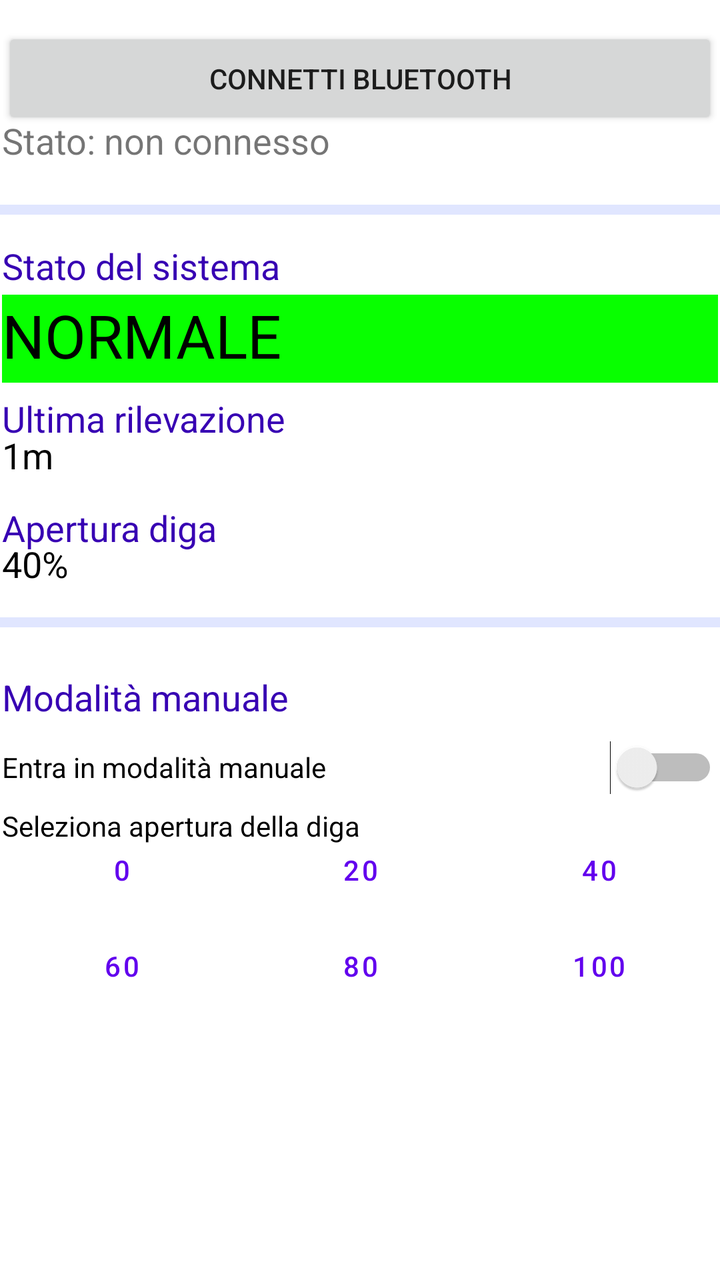
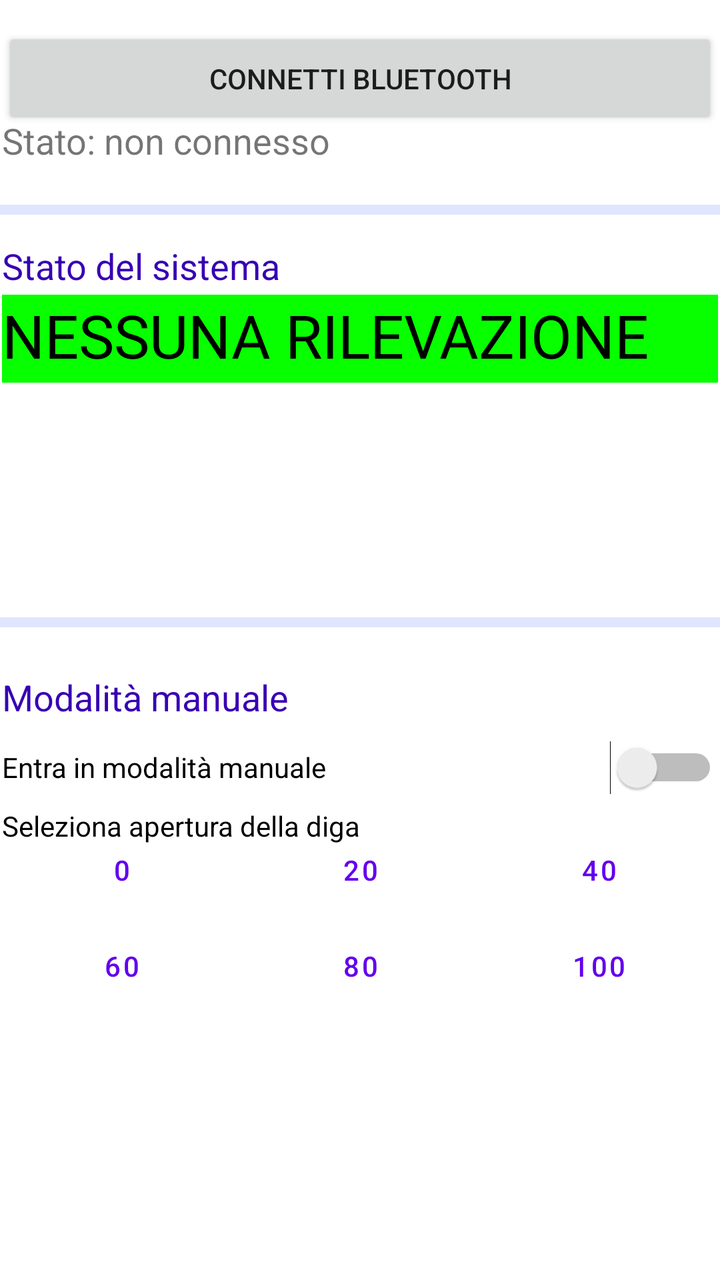

Compare the two renders of this Android layout. The source of the first and the diff that turns it into the second are given below.
<!-- AndroidManifest.xml: application theme Theme.DamMobileApp -->
<!-- res/layout/activity_main.xml -->
<?xml version="1.0" encoding="utf-8"?>

<androidx.constraintlayout.widget.ConstraintLayout xmlns:android="http://schemas.android.com/apk/res/android"
    xmlns:app="http://schemas.android.com/apk/res-auto"
    xmlns:tools="http://schemas.android.com/tools"
    android:layout_width="match_parent"
    android:layout_height="match_parent"
    android:layout_margin="5dp"
    android:backgroundTint="@color/purple_700"
    android:orientation="vertical"
    tools:context=".MainActivity">

    <Button
        android:id="@+id/connect_bluetooth_button"
        android:layout_width="358dp"
        android:layout_height="51dp"
        android:text="@string/connect_bluetooth"
        android:textColorLink="#FFFFFF"
        app:layout_constraintBottom_toBottomOf="parent"
        app:layout_constraintEnd_toEndOf="parent"
        app:layout_constraintHorizontal_bias="0.431"
        app:layout_constraintStart_toStartOf="parent"
        app:layout_constraintTop_toTopOf="parent"
        app:layout_constraintVertical_bias="0.023" />

    <TextView
        android:id="@+id/bluetooth_state_label"
        android:layout_width="358dp"
        android:layout_height="24dp"
        android:text="@string/connection_state"
        android:textSize="18sp"
        app:layout_constraintBottom_toBottomOf="parent"
        app:layout_constraintEnd_toEndOf="parent"
        app:layout_constraintHorizontal_bias="0.431"
        app:layout_constraintStart_toStartOf="parent"
        app:layout_constraintTop_toTopOf="parent"
        app:layout_constraintVertical_bias="0.094" />

    <View
        android:id="@+id/divider"
        android:layout_width="match_parent"
        android:layout_height="5dp"
        android:background="?android:attr/listDivider"
        android:backgroundTint="#0037FF"
        android:foregroundTint="#FFFFFF"
        app:layout_constraintBottom_toBottomOf="parent"
        app:layout_constraintEnd_toEndOf="parent"
        app:layout_constraintHorizontal_bias="0.0"
        app:layout_constraintStart_toStartOf="parent"
        app:layout_constraintTop_toTopOf="parent"
        app:layout_constraintVertical_bias="0.161" />

    <TextView
        android:id="@+id/state_label"
        android:layout_width="358dp"
        android:layout_height="31dp"
        android:shadowColor="#FFFFFF"
        android:text="@string/dam_state_title"
        android:textColor="@color/purple_700"
        android:textSize="18sp"
        app:layout_constraintBottom_toBottomOf="parent"
        app:layout_constraintEnd_toEndOf="parent"
        app:layout_constraintHorizontal_bias="0.431"
        app:layout_constraintStart_toStartOf="parent"
        app:layout_constraintTop_toTopOf="parent"
        app:layout_constraintVertical_bias="0.198" />

    <TextView
        android:id="@+id/current_state_label"
        android:layout_width="358dp"
        android:layout_height="44dp"
        android:background="#08FF00"
        android:text="@string/dam_state"
        android:textAlignment="center"
        android:textColor="#000000"
        android:textSize="30sp"
        app:layout_constraintBottom_toBottomOf="parent"
        app:layout_constraintEnd_toEndOf="parent"
        app:layout_constraintHorizontal_bias="0.431"
        app:layout_constraintStart_toStartOf="parent"
        app:layout_constraintTop_toTopOf="parent"
        app:layout_constraintVertical_bias="0.247" />

    <View
        android:id="@+id/divider2"
        android:layout_width="match_parent"
        android:layout_height="5dp"
        android:background="?android:attr/listDivider"
        android:backgroundTint="#0037FF"
        android:foregroundTint="#FFFFFF"
        app:layout_constraintBottom_toBottomOf="parent"
        app:layout_constraintEnd_toEndOf="parent"
        app:layout_constraintHorizontal_bias="0.0"
        app:layout_constraintStart_toStartOf="parent"
        app:layout_constraintTop_toTopOf="parent"
        app:layout_constraintVertical_bias="0.486" />

    <Switch
        android:id="@+id/manual_mode_switch"
        android:layout_width="358dp"
        android:layout_height="28dp"
        android:text="@string/manual_mode_switch"
        app:layout_constraintBottom_toBottomOf="parent"
        app:layout_constraintEnd_toEndOf="parent"
        app:layout_constraintHorizontal_bias="0.441"
        app:layout_constraintStart_toStartOf="parent"
        app:layout_constraintTop_toTopOf="parent"
        app:layout_constraintVertical_bias="0.604" />

    <TextView
        android:id="@+id/choose_span_label"
        android:layout_width="358dp"
        android:layout_height="27dp"
        android:text="@string/choose_span_label"
        android:textColor="#000000"
        android:textSize="14sp"
        app:layout_constraintBottom_toBottomOf="parent"
        app:layout_constraintEnd_toEndOf="parent"
        app:layout_constraintHorizontal_bias="0.441"
        app:layout_constraintStart_toStartOf="parent"
        app:layout_constraintTop_toTopOf="parent"
        app:layout_constraintVertical_bias="0.658" />

    <LinearLayout
        android:id="@+id/linearLayout"
        android:layout_width="358dp"
        android:layout_height="98dp"
        android:orientation="vertical"
        app:layout_constraintBottom_toBottomOf="parent"
        app:layout_constraintEnd_toEndOf="parent"
        app:layout_constraintHorizontal_bias="0.441"
        app:layout_constraintStart_toStartOf="parent"
        app:layout_constraintTop_toTopOf="parent"
        app:layout_constraintVertical_bias="0.758">

        <LinearLayout
            style="?android:attr/buttonBarStyle"
            android:layout_width="match_parent"
            android:layout_height="wrap_content"
            android:orientation="horizontal"
            app:layout_constraintBottom_toBottomOf="parent"
            app:layout_constraintEnd_toEndOf="parent"
            app:layout_constraintHorizontal_bias="0.0"
            app:layout_constraintStart_toStartOf="parent"
            app:layout_constraintTop_toTopOf="parent"
            app:layout_constraintVertical_bias="1.0">


            <Button
                android:id="@+id/bt_0"
                style="?android:attr/buttonBarButtonStyle"
                android:layout_width="wrap_content"
                android:layout_height="wrap_content"
                android:layout_weight="1"
                android:background="@color/purple_700"
                android:text="@string/bt_0" />

            <Button
                android:id="@+id/bt_20"
                style="?android:attr/buttonBarButtonStyle"
                android:layout_width="wrap_content"
                android:layout_height="wrap_content"
                android:layout_weight="1"
                android:text="@string/bt_20" />

            <Button
                android:id="@+id/bt_40"
                style="?android:attr/buttonBarButtonStyle"
                android:layout_width="wrap_content"
                android:layout_height="wrap_content"
                android:layout_weight="1"
                android:text="@string/bt_40" />

        </LinearLayout>

        <LinearLayout
            android:layout_width="match_parent"
            android:layout_height="wrap_content"
            android:orientation="horizontal">

            <Button
                android:id="@+id/bt_60"
                style="?android:attr/buttonBarButtonStyle"
                android:layout_width="wrap_content"
                android:layout_height="wrap_content"
                android:layout_weight="1"
                android:text="@string/bt_60" />

            <Button
                android:id="@+id/bt_80"
                style="?android:attr/buttonBarButtonStyle"
                android:layout_width="wrap_content"
                android:layout_height="wrap_content"
                android:layout_weight="1"
                android:text="@string/bt_80" />

            <Button
                android:id="@+id/bt_100"
                style="?android:attr/buttonBarButtonStyle"
                android:layout_width="wrap_content"
                android:layout_height="wrap_content"
                android:layout_weight="1"
                android:text="@string/bt_100" />
        </LinearLayout>
    </LinearLayout>

    <TextView
        android:id="@+id/manual_label"
        android:layout_width="358dp"
        android:layout_height="31dp"
        android:shadowColor="#FFFFFF"
        android:text="@string/manual_label"
        android:textColor="@color/purple_700"
        android:textSize="18sp"
        app:layout_constraintBottom_toBottomOf="parent"
        app:layout_constraintEnd_toEndOf="parent"
        app:layout_constraintHorizontal_bias="0.431"
        app:layout_constraintStart_toStartOf="parent"
        app:layout_constraintTop_toTopOf="parent"
        app:layout_constraintVertical_bias="0.552" />

    <TextView
        android:id="@+id/last_detection_title"
        android:layout_width="358dp"
        android:layout_height="wrap_content"
        android:text="@string/last_detection_title"
        android:textColor="@color/purple_700"
        android:textSize="18sp"
        app:layout_constraintBottom_toBottomOf="parent"
        app:layout_constraintEnd_toEndOf="parent"
        app:layout_constraintHorizontal_bias="0.441"
        app:layout_constraintStart_toStartOf="parent"
        app:layout_constraintTop_toTopOf="parent"
        app:layout_constraintVertical_bias="0.32" />

    <TextView
        android:id="@+id/last_detection"
        android:layout_width="358dp"
        android:layout_height="wrap_content"
        android:text="@string/last_detection"
        android:textColor="#000000"
        android:textSize="18sp"
        app:layout_constraintBottom_toBottomOf="parent"
        app:layout_constraintEnd_toEndOf="parent"
        app:layout_constraintHorizontal_bias="0.441"
        app:layout_constraintStart_toStartOf="parent"
        app:layout_constraintTop_toTopOf="parent"
        app:layout_constraintVertical_bias="0.35" />

    <TextView
        android:id="@+id/dam_span_title"
        android:layout_width="358dp"
        android:layout_height="wrap_content"
        android:text="@string/dam_span_title"
        android:textColor="@color/purple_700"
        android:textSize="18sp"
        app:layout_constraintBottom_toBottomOf="parent"
        app:layout_constraintEnd_toEndOf="parent"
        app:layout_constraintHorizontal_bias="0.441"
        app:layout_constraintStart_toStartOf="parent"
        app:layout_constraintTop_toTopOf="parent"
        app:layout_constraintVertical_bias="0.409" />

    <TextView
        android:id="@+id/dam_span"
        android:layout_width="358dp"
        android:layout_height="wrap_content"
        android:text="@string/dam_span"
        android:textColor="#000000"
        android:textSize="18sp"
        app:layout_constraintBottom_toBottomOf="parent"
        app:layout_constraintEnd_toEndOf="parent"
        app:layout_constraintHorizontal_bias="0.441"
        app:layout_constraintStart_toStartOf="parent"
        app:layout_constraintTop_toTopOf="parent"
        app:layout_constraintVertical_bias="0.438" />

</androidx.constraintlayout.widget.ConstraintLayout>
<!-- resources referenced by this layout -->
<resources>
  <color name="purple_700">#FF3700B3</color>
  <string name="bt_0">0</string>
  <string name="bt_100">100</string>
  <string name="bt_20">20</string>
  <string name="bt_40">40</string>
  <string name="bt_60">60</string>
  <string name="bt_80">80</string>
  <string name="choose_span_label">Seleziona apertura della diga</string>
  <string name="connect_bluetooth">connetti bluetooth</string>
  <string name="connection_state">Stato: non connesso</string>
  <string name="dam_span">40%</string>
  <string name="dam_span_title">Apertura diga</string>
  <string name="dam_state">NORMALE</string>
  <string name="dam_state_title">Stato del sistema</string>
  <string name="last_detection">1m</string>
  <string name="last_detection_title">Ultima rilevazione</string>
  <string name="manual_label">Modalità manuale</string>
  <string name="manual_mode_switch">Entra in modalità manuale</string>
  <style name="Theme.DamMobileApp" parent="Theme.MaterialComponents.DayNight.DarkActionBar">
          
          <item name="colorPrimary">@color/purple_500</item>
          <item name="colorPrimaryVariant">@color/purple_700</item>
          <item name="colorOnPrimary">@color/white</item>
          
          <item name="colorSecondary">@color/teal_200</item>
          <item name="colorSecondaryVariant">@color/teal_700</item>
          <item name="colorOnSecondary">@color/black</item>
          
          <item name="android:statusBarColor" tools:targetApi="l">?attr/colorPrimaryVariant</item>
          
      </style>
  <color name="purple_500">#FF6200EE</color>
  <color name="white">#FFFFFFFF</color>
  <color name="teal_200">#FF03DAC5</color>
  <color name="teal_700">#FF018786</color>
  <color name="black">#FF000000</color>
</resources>

<!-- the commit's change to res/layout/activity_main.xml (unified diff, before → after) -->
@@ -69,7 +69,7 @@
         android:id="@+id/current_state_label"
         android:layout_width="358dp"
         android:layout_height="44dp"
-        android:background="#08FF00"
+        android:background="@color/state_normal"
         android:text="@string/dam_state"
         android:textAlignment="center"
         android:textColor="#000000"
@@ -223,7 +223,6 @@
         android:id="@+id/last_detection_title"
         android:layout_width="358dp"
         android:layout_height="wrap_content"
-        android:text="@string/last_detection_title"
         android:textColor="@color/purple_700"
         android:textSize="18sp"
         app:layout_constraintBottom_toBottomOf="parent"
@@ -237,21 +236,19 @@
         android:id="@+id/last_detection"
         android:layout_width="358dp"
         android:layout_height="wrap_content"
-        android:text="@string/last_detection"
-        android:textColor="#000000"
-        android:textSize="18sp"
-        app:layout_constraintBottom_toBottomOf="parent"
-        app:layout_constraintEnd_toEndOf="parent"
-        app:layout_constraintHorizontal_bias="0.441"
-        app:layout_constraintStart_toStartOf="parent"
-        app:layout_constraintTop_toTopOf="parent"
-        app:layout_constraintVertical_bias="0.35" />
+        android:textColor="#000000"
+        android:textSize="18sp"
+        app:layout_constraintBottom_toBottomOf="parent"
+        app:layout_constraintEnd_toEndOf="parent"
+        app:layout_constraintHorizontal_bias="0.431"
+        app:layout_constraintStart_toStartOf="parent"
+        app:layout_constraintTop_toTopOf="parent"
+        app:layout_constraintVertical_bias="0.353" />
 
     <TextView
         android:id="@+id/dam_span_title"
         android:layout_width="358dp"
         android:layout_height="wrap_content"
-        android:text="@string/dam_span_title"
         android:textColor="@color/purple_700"
         android:textSize="18sp"
         app:layout_constraintBottom_toBottomOf="parent"
@@ -265,14 +262,13 @@
         android:id="@+id/dam_span"
         android:layout_width="358dp"
         android:layout_height="wrap_content"
-        android:text="@string/dam_span"
-        android:textColor="#000000"
-        android:textSize="18sp"
-        app:layout_constraintBottom_toBottomOf="parent"
-        app:layout_constraintEnd_toEndOf="parent"
-        app:layout_constraintHorizontal_bias="0.441"
-        app:layout_constraintStart_toStartOf="parent"
-        app:layout_constraintTop_toTopOf="parent"
-        app:layout_constraintVertical_bias="0.438" />
+        android:textColor="#000000"
+        android:textSize="18sp"
+        app:layout_constraintBottom_toBottomOf="parent"
+        app:layout_constraintEnd_toEndOf="parent"
+        app:layout_constraintHorizontal_bias="0.431"
+        app:layout_constraintStart_toStartOf="parent"
+        app:layout_constraintTop_toTopOf="parent"
+        app:layout_constraintVertical_bias="0.442" />
 
 </androidx.constraintlayout.widget.ConstraintLayout>
<!-- resource entries referenced after the edit -->
@@ -1,6 +1,7 @@
 <!-- resources referenced by this layout -->
 <resources>
   <color name="purple_700">#FF3700B3</color>
+  <color name="state_normal">#08FF00</color>
   <string name="bt_0">0</string>
   <string name="bt_100">100</string>
   <string name="bt_20">20</string>
@@ -10,12 +11,8 @@
   <string name="choose_span_label">Seleziona apertura della diga</string>
   <string name="connect_bluetooth">connetti bluetooth</string>
   <string name="connection_state">Stato: non connesso</string>
-  <string name="dam_span">40%</string>
-  <string name="dam_span_title">Apertura diga</string>
-  <string name="dam_state">NORMALE</string>
+  <string name="dam_state">NESSUNA RILEVAZIONE</string>
   <string name="dam_state_title">Stato del sistema</string>
-  <string name="last_detection">1m</string>
-  <string name="last_detection_title">Ultima rilevazione</string>
   <string name="manual_label">Modalità manuale</string>
   <string name="manual_mode_switch">Entra in modalità manuale</string>
   <style name="Theme.DamMobileApp" parent="Theme.MaterialComponents.DayNight.DarkActionBar">
